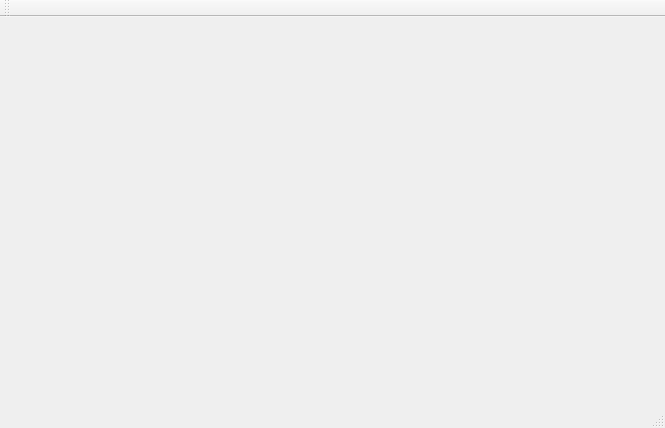
Qt form mainwindow.ui (ptaxom/CurseWork) before a commit.
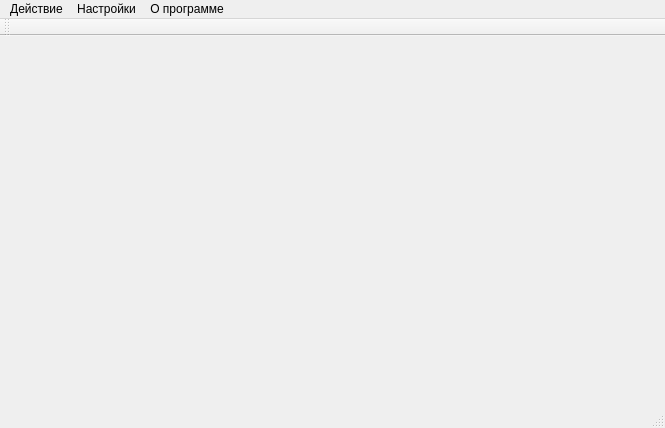
The same form after that commit.

Commit message: Menu bar

What changed in the file:
```diff
--- a/mainwindow.ui
+++ b/mainwindow.ui
@@ -45,6 +45,31 @@
      <height>26</height>
     </rect>
    </property>
+   <widget class="QMenu" name="menu">
+    <property name="title">
+     <string>Действие</string>
+    </property>
+    <addaction name="actPhoto"/>
+    <addaction name="separator"/>
+    <addaction name="actVideo"/>
+   </widget>
+   <widget class="QMenu" name="menu_2">
+    <property name="title">
+     <string>Настройки</string>
+    </property>
+    <addaction name="action_5"/>
+    <addaction name="separator"/>
+    <addaction name="action_7"/>
+   </widget>
+   <widget class="QMenu" name="menu_3">
+    <property name="title">
+     <string>О программе</string>
+    </property>
+    <addaction name="action_8"/>
+   </widget>
+   <addaction name="menu"/>
+   <addaction name="menu_2"/>
+   <addaction name="menu_3"/>
   </widget>
   <widget class="QToolBar" name="mainToolBar">
    <attribute name="toolBarArea">
```
Left out of the diff: 31 changed lines with no effect on the pictures. The commit also changes 2 other files.
